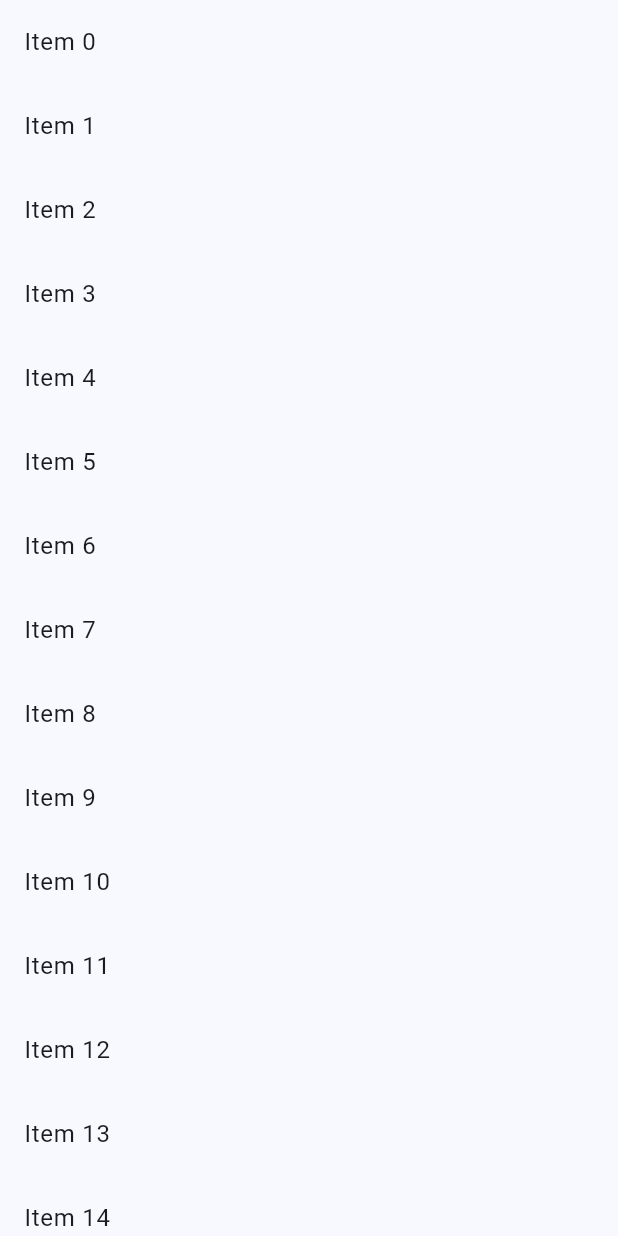
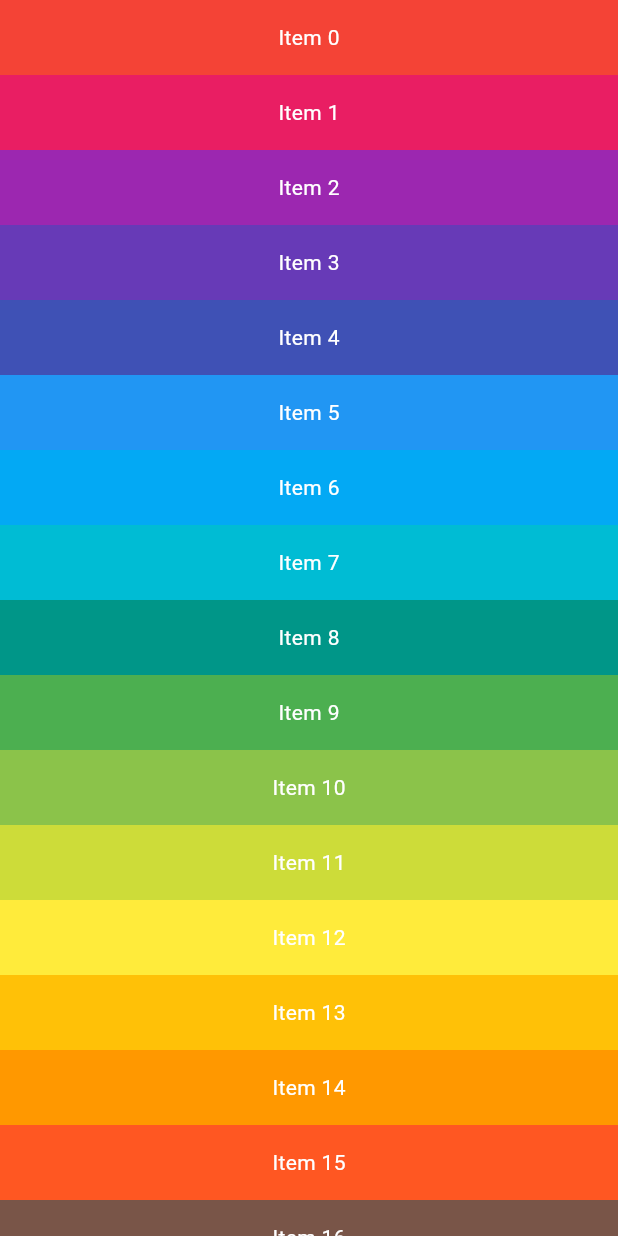
Before and after one commit to Vikram1999dev/flutter-practise, a Flutter app: the screen it shows after launch, on a phone screen of 412 x 824 dp. Run offline on Flutter 3.47's test engine with Material 3 defaults, Android fonts, the light colour scheme and no system bars.

Commit message:
basic example of sliver

```diff
--- a/lib/main.dart
+++ b/lib/main.dart
@@ -44,9 +44,7 @@ class _MyHomePageState extends State<MyHomePage> {
             //for a scrolling list. It does this by following a set of instructions (callback)
             //on how to build each individual item in the list.
             (BuildContext context, int index) {
-              return ListTile(
-                title: Text('Item $index'),
-              );
+              return ListContainer(index: index);
             },
           ),
         ),
@@ -54,3 +52,23 @@ class _MyHomePageState extends State<MyHomePage> {
     );
   }
 }
+
+class ListContainer extends StatelessWidget {
+  // Non-const constructor, and index is marked as required.
+  const ListContainer({Key? key, required this.index}) : super(key: key);
+
+  final int index;
+
+  @override
+  Widget build(BuildContext context) {
+    return Container(
+      height: 50,
+      color: Colors.primaries[index % Colors.primaries.length],
+      alignment: Alignment.center,
+      child: Text(
+        'Item $index',
+        style: const TextStyle(color: Colors.white),
+      ),
+    );
+  }
+}
```
